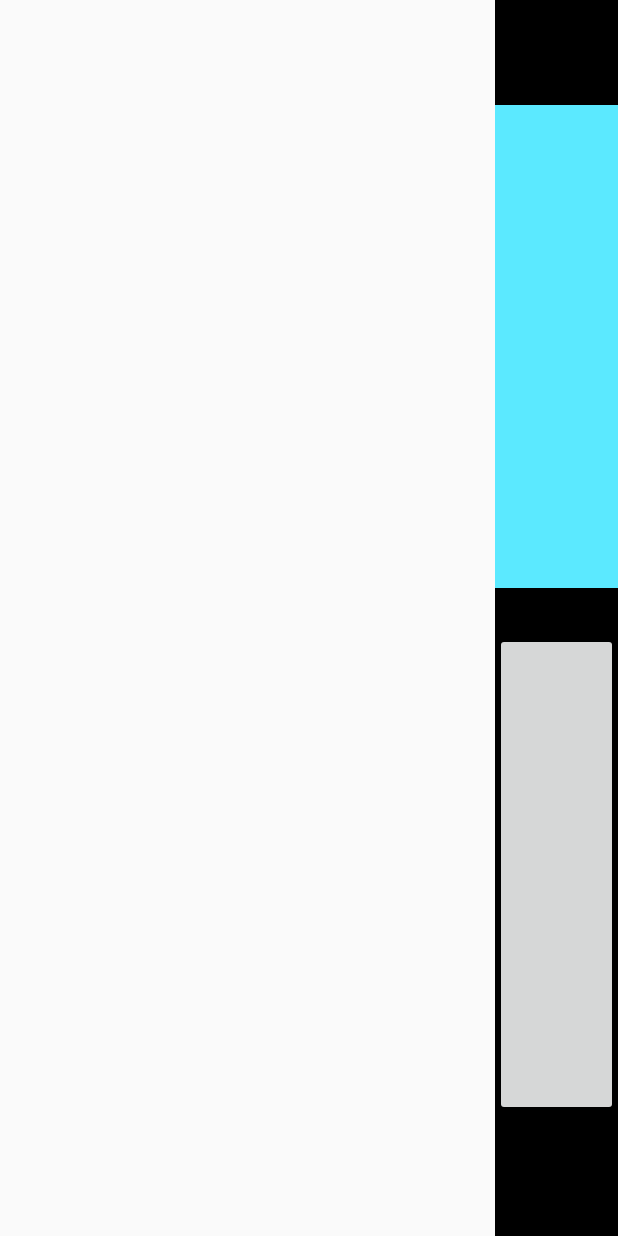
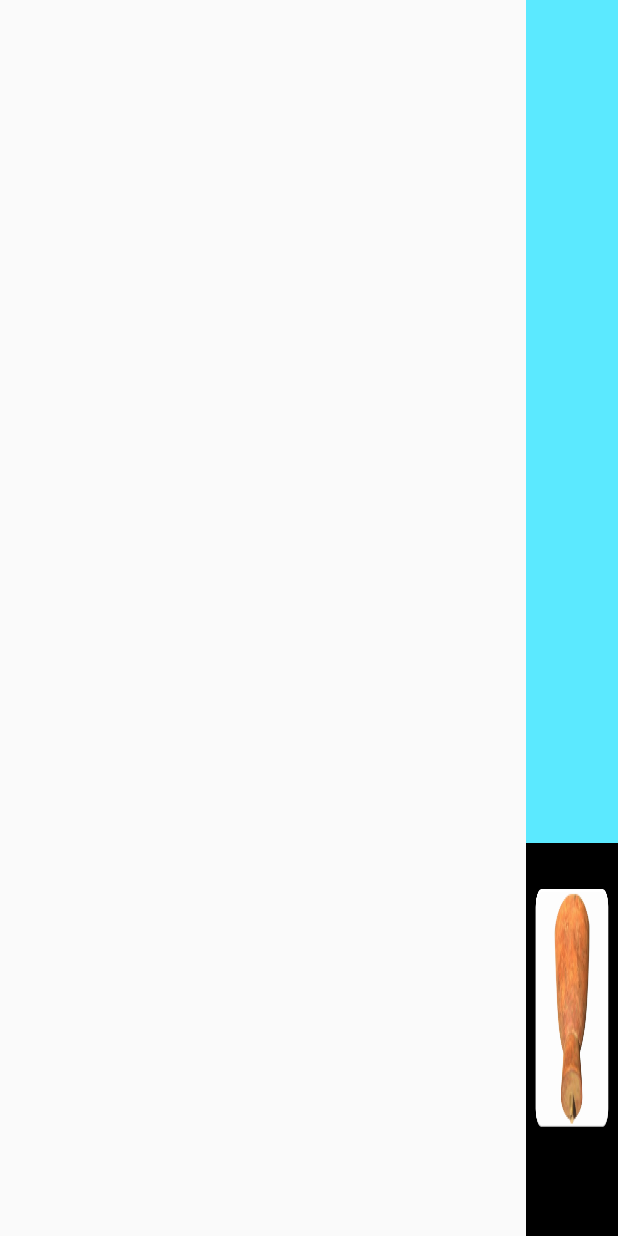
Before and after one commit to michaelchamu/IKDC, an Android app: the layout still_camera.xml on its own in the app's theme, with its tools: preview values and no code run, on a phone screen of 412 x 824 dp. Run offline under Robolectric (Android 15) with nearby library versions, the phone set to English and light mode, and no system bars.

Commit message:
Added funnel icon for back navigation and implimented back navigation on camera screen

```diff
--- a/app/src/main/java/com/example/icarus/ikdc/IKDCStillCamera.java
+++ b/app/src/main/java/com/example/icarus/ikdc/IKDCStillCamera.java
@@ -15,6 +15,7 @@ import android.hardware.SensorManager;
 import android.media.ExifInterface;
 import android.os.Bundle;
 import android.os.Environment;
+import android.support.v4.app.NavUtils;
 import android.util.Log;
 import android.view.Display;
 import android.view.View;
@@ -69,6 +70,7 @@ public class IKDCStillCamera extends Activity implements SensorEventListener {
         ibRetake = (ImageButton) findViewById(R.id.ibRetake);
         ibUse = (ImageButton) findViewById(R.id.ibUse);
         ibCapture = (Button) findViewById(R.id.ibCapture);
+        Button backButton = (Button) findViewById(R.id.button7);
         flBtnContainer = (FrameLayout) findViewById(R.id.flBtnContainer);
 
         // Getting the sensor service.
@@ -116,6 +118,14 @@ public class IKDCStillCamera extends Activity implements SensorEventListener {
                 finish();
             }
         });
+
+        backButton.setOnClickListener(new View.OnClickListener() {
+            @Override
+            public void onClick(View v) {
+                onBackPressed();
+            }
+        });
+
     }
 
     private void createCamera() {
--- a/app/src/main/res/layout/still_camera.xml
+++ b/app/src/main/res/layout/still_camera.xml
@@ -63,6 +63,7 @@
 
 
 <LinearLayout xmlns:android="http://schemas.android.com/apk/res/android"
+    xmlns:tools="http://schemas.android.com/tools"
     android:layout_width="fill_parent"
     android:layout_height="fill_parent"
     android:orientation="horizontal">
@@ -71,13 +72,13 @@
         android:id="@+id/camera_preview"
         android:layout_width="match_parent"
         android:layout_height="fill_parent"
-        android:layout_weight="0.2"></FrameLayout>
+        android:layout_weight="0.15"></FrameLayout>
 
     <LinearLayout
         android:id="@+id/linearLayout1"
         android:layout_width="fill_parent"
         android:layout_height="fill_parent"
-        android:layout_weight="0.8"
+        android:layout_weight="0.85"
         android:background="#ff000000"
         android:gravity="center"
         android:orientation="vertical">
@@ -86,32 +87,32 @@
             android:id="@+id/flBtnContainer"
             android:layout_width="fill_parent"
             android:layout_height="fill_parent"
-            android:layout_weight="1"
             android:background="#ff000000">
 
             <LinearLayout
-                android:layout_width="fill_parent"
-                android:layout_height="fill_parent"
+                android:layout_width="match_parent"
+                android:layout_height="match_parent"
                 android:orientation="vertical"
-                android:weightSum="1">
+                android:weightSum="2">
 
                 <Button
                     android:id="@+id/ibCapture"
                     android:layout_width="fill_parent"
-                    android:layout_height="184dp"
-                    android:layout_marginTop="70dp"
-                    android:layout_marginBottom="20dp"
-                    android:layout_weight="0.5"
+                    android:layout_height="589dp"
+                    android:layout_weight="1"
                     android:background="#ff5be9ff" />
 
 
                 <Button
                     android:id="@+id/button7"
                     android:layout_width="fill_parent"
-                    android:layout_height="184dp"
+                    android:layout_height="200dp"
                     android:layout_marginTop="10dp"
                     android:layout_marginBottom="80dp"
-                    android:layout_weight="0.5" />
+                    android:background="@drawable/back_button"
+                    android:scaleX="1"
+                    android:scaleY="1" />
+
             </LinearLayout>
         </FrameLayout>
 
--- /dev/null
+++ b/app/src/main/res/values/backButton_background.xml
@@ -0,0 +1,4 @@
+<?xml version="1.0" encoding="utf-8"?>
+<resources>
+    <color name="backbutton_background">#FFFEFC</color>
+</resources>
```
Also changed, not shown: app/src/main/back_button-web.png (added), app/src/main/res/drawable/back_button.png (added).
